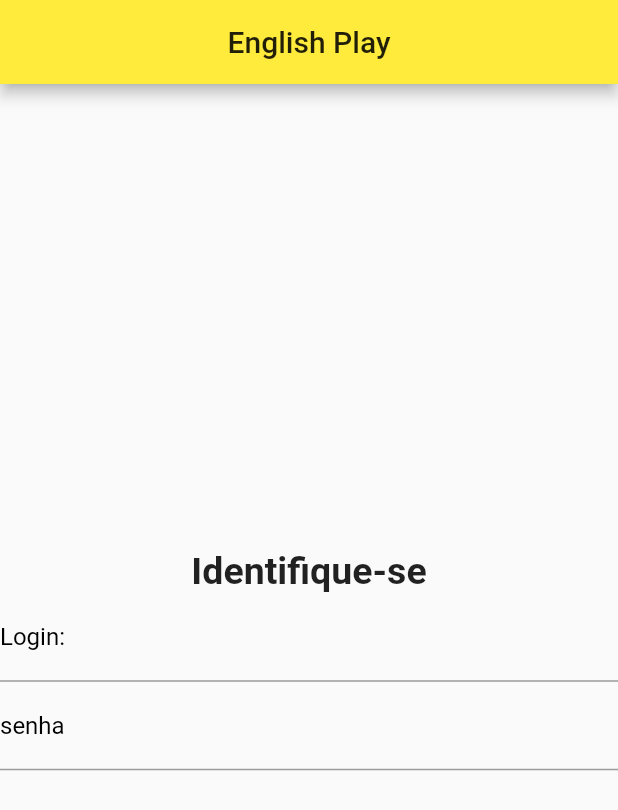
After one commit to msansone73/flutter_english_play, a Flutter app: the screen it shows after launch, on a phone screen of 412 x 824 dp. The commit adds this screen. Shown: the top 810 px of the screen. Run offline on Flutter 3.47's test engine with Material 2 defaults, Android fonts, the phone set to English and light mode, and no system bars.

Commit message:
creating login page

```diff
--- a/lib/main.dart
+++ b/lib/main.dart
@@ -1,8 +1,9 @@
 import 'package:flutter/material.dart';
 import 'package:flutter_english_play/pages/home_page.dart';
+import 'package:flutter_english_play/pages/login_page.dart';
 
 void main() => runApp(MaterialApp(
-  home: Home(),
+  home: LoginPage(),
   theme: ThemeData(
     primarySwatch: Colors.yellow,
     accentTextTheme: TextTheme(
--- /dev/null
+++ b/lib/pages/login_page.dart
@@ -0,0 +1,44 @@
+import 'package:flutter/material.dart';
+
+class LoginPage extends StatefulWidget {
+  LoginPage({Key key}) : super(key: key);
+
+  @override
+  _LoginPageState createState() => _LoginPageState();
+}
+
+class _LoginPageState extends State<LoginPage> {
+  @override
+  Widget build(BuildContext context) {
+    return Scaffold(
+      appBar: AppBar(
+        title: Text('English Play'),
+        centerTitle: true
+      ),
+      body: Center(
+        child: Container(
+          child: Column(
+        mainAxisAlignment: MainAxisAlignment.center,
+        children: <Widget>[
+          Text('Identifique-se', style: TextStyle(fontWeight: FontWeight.bold, fontSize: 25),),
+          TextFormField(
+            decoration: InputDecoration(
+              labelText: 'Login:',
+              labelStyle: TextStyle(color: Colors.black)
+            ),
+          ),
+          TextFormField(
+            decoration: InputDecoration(
+              labelText: 'senha',
+              labelStyle: TextStyle(
+                color: Colors.black
+              )
+            ),
+          ),
+        ],
+        ),
+        )
+      )
+    );
+  }
+}
```
Also changed, not shown: 3 other files.
